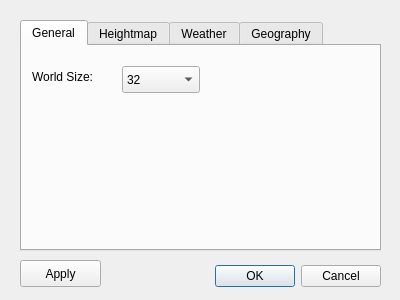
Old version of the form data/qt4/dWorldConf.ui in the repository psi29a/worldsynth.
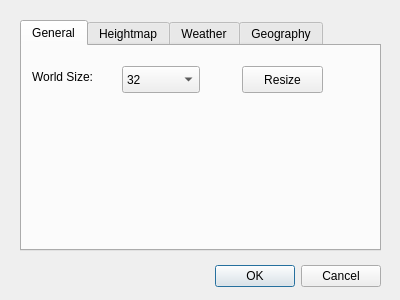
New version of the form. The open tabs and pages were chosen to show the change. Icons and pictures are not drawn.

Commit message: rest of hemispheres, code cleanup, refactor resize code

```diff
--- a/data/qt4/dWorldConf.ui
+++ b/data/qt4/dWorldConf.ui
@@ -115,6 +115,19 @@
       <string>World Size:</string>
      </property>
     </widget>
+    <widget class="QPushButton" name="pbResize">
+     <property name="geometry">
+      <rect>
+       <x>220</x>
+       <y>20</y>
+       <width>81</width>
+       <height>27</height>
+      </rect>
+     </property>
+     <property name="text">
+      <string>Resize</string>
+     </property>
+    </widget>
    </widget>
    <widget class="QWidget" name="wsHeightmap">
     <attribute name="title">
@@ -385,19 +398,6 @@
     </widget>
    </widget>
   </widget>
-  <widget class="QPushButton" name="pbApply">
-   <property name="geometry">
-    <rect>
-     <x>20</x>
-     <y>260</y>
-     <width>81</width>
-     <height>27</height>
-    </rect>
-   </property>
-   <property name="text">
-    <string>Apply</string>
-   </property>
-  </widget>
  </widget>
  <resources/>
  <connections>
```
Left out of the diff: 2 changed lines with no effect on the pictures. The commit also changes 2 other files.
